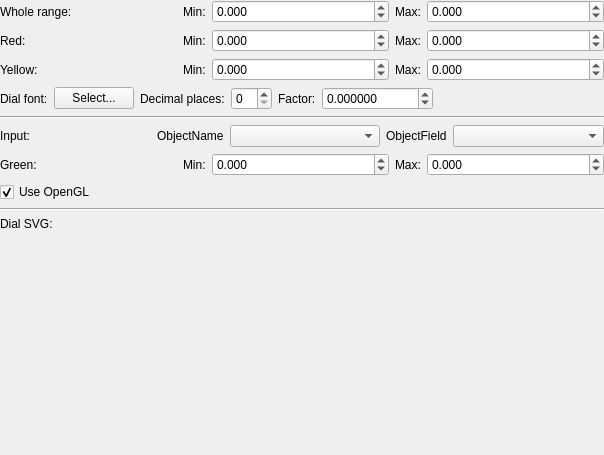
First picture: the form in ground/gcs/src/plugins/lineardial/lineardialgadgetoptionspage.ui, repository TauLabs/TauLabs, before the edit.
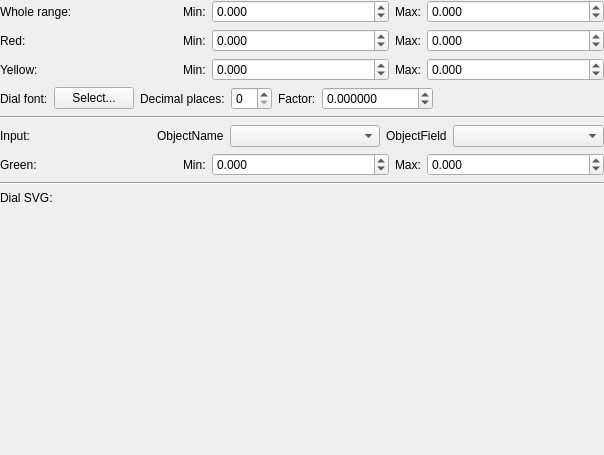
Second picture: the form after the edit. Custom widgets are drawn as their Qt base class.

Patch:
```diff
--- a/ground/gcs/src/plugins/lineardial/lineardialgadgetoptionspage.ui
+++ b/ground/gcs/src/plugins/lineardial/lineardialgadgetoptionspage.ui
@@ -455,20 +455,6 @@
          </item>
         </layout>
        </item>
-       <item>
-        <layout class="QHBoxLayout" name="horizontalLayout_8">
-         <item>
-          <widget class="QCheckBox" name="useOpenGL">
-           <property name="text">
-            <string>Use OpenGL</string>
-           </property>
-           <property name="checked">
-            <bool>true</bool>
-           </property>
-          </widget>
-         </item>
-        </layout>
-       </item>
        <item>
         <widget class="Line" name="line_3">
          <property name="orientation">
```
